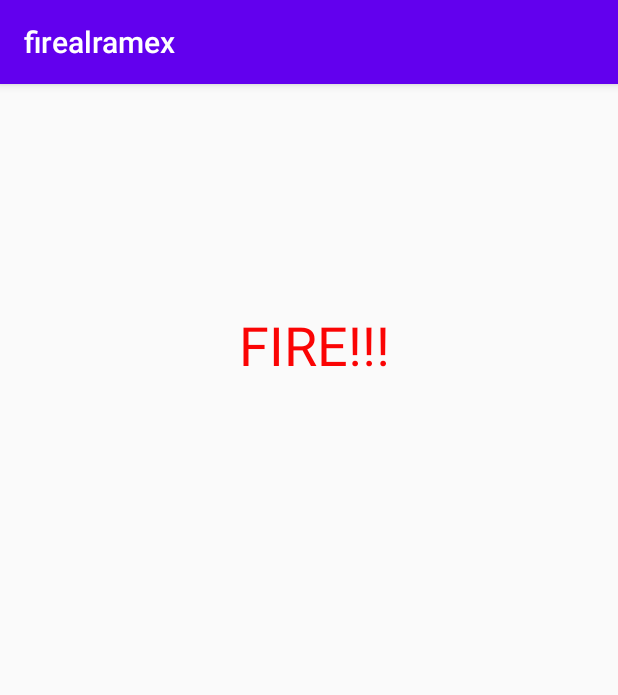
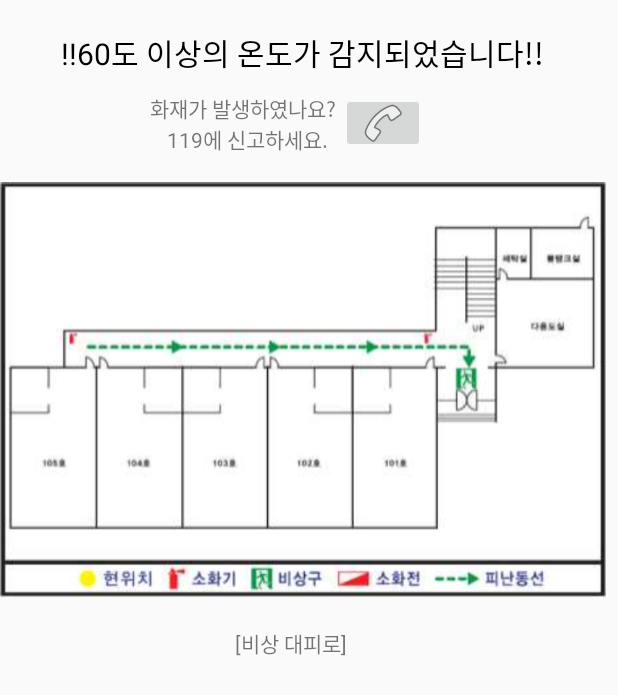
Before and after one commit to waterglasses/firealram, an Android app: the screen it shows after launch (MainActivity), on a phone screen of 412 x 824 dp. Shown: the top 695 px of the screen. Run offline under Robolectric (Android 15) with nearby library versions, the phone set to English and light mode, and no system bars.

Commit message:
call button

```diff
--- a/app/src/main/AndroidManifest.xml
+++ b/app/src/main/AndroidManifest.xml
@@ -14,7 +14,7 @@
         <activity android:name=".MainActivity">
             <intent-filter>
                 <action android:name="android.intent.action.MAIN" />
-
+                <action android:name="android.permission.CALL_PHONE" />
                 <category android:name="android.intent.category.LAUNCHER" />
             </intent-filter>
         </activity>
--- a/app/src/main/java/com/example/firealramex/MainActivity.java
+++ b/app/src/main/java/com/example/firealramex/MainActivity.java
@@ -4,9 +4,14 @@ package com.example.firealramex;
 import androidx.annotation.NonNull;
 import androidx.appcompat.app.AppCompatActivity;
 
+import android.content.Context;
 import android.content.Intent;
+import android.net.Uri;
 import android.os.Bundle;
 import android.util.Log;
+import android.view.View;
+import android.widget.Button;
+import android.widget.ImageButton;
 import android.widget.Toast;
 
 import com.google.android.gms.tasks.OnCompleteListener;
@@ -20,7 +25,19 @@ public class MainActivity extends AppCompatActivity {
         super.onCreate(savedInstanceState);
         setContentView(R.layout.activity_main);
 
-       // FirebaseMessaging.getInstance().subscribeToTopic("1");
+        ImageButton caller = (ImageButton)findViewById(R.id.caller_button);
+        //caller.setOnClickListener((View.OnClickListener) this);
+
+        caller.setOnClickListener(new View.OnClickListener() {
+            @Override
+            public void onClick(View v){
+                //인텐트 아직 배우지 않았다. 하지만 꼭 필요한 부분이다. 메인 페이지에서 다른 페이지생성 및 전환이 필요할때 사용하는 객체이다.
+                Intent mIntent = new Intent(Intent.ACTION_VIEW, Uri.parse("tel:119"));        //Uri 를 이용하여 전화를 거는기능
+                startActivity((mIntent));
+            }
+        });
+
+        //FCM
         FirebaseMessaging.getInstance().subscribeToTopic("Test");
 
         Intent intent = getIntent();
--- a/app/src/main/java/com/example/firealramex/fcmAlram.java
+++ b/app/src/main/java/com/example/firealramex/fcmAlram.java
@@ -41,8 +41,8 @@ public class fcmAlram extends FirebaseMessagingService {
 
         if (Build.VERSION.SDK_INT >= Build.VERSION_CODES.O) {
 
-            String channel = "채널";
-            String channel_nm = "채널명";
+            String channel = "fire_ditecter";
+            String channel_nm = "Fire_deteted";
 
             NotificationManager notichannel = (android.app.NotificationManager) getSystemService(Context.NOTIFICATION_SERVICE);
             NotificationChannel channelMessage = new NotificationChannel(channel, channel_nm,
--- a/app/src/main/res/layout/activity_main.xml
+++ b/app/src/main/res/layout/activity_main.xml
@@ -6,17 +6,64 @@
     android:layout_height="match_parent"
     tools:context=".MainActivity">
 
-    <TextView
-        android:layout_width="115dp"
-        android:layout_height="61dp"
-        android:text="FIRE!!!"
-        android:textColor="#FA0404"
-        android:textSize="36sp"
-        app:layout_constraintBottom_toBottomOf="parent"
-        app:layout_constraintHorizontal_bias="0.537"
-        app:layout_constraintLeft_toLeftOf="parent"
-        app:layout_constraintRight_toRightOf="parent"
-        app:layout_constraintTop_toTopOf="parent"
-        app:layout_constraintVertical_bias="0.211" />
+    <LinearLayout
+        android:layout_width="404dp"
+        android:layout_height="720dp"
+        android:orientation="vertical"
+        tools:ignore="MissingConstraints"
+        tools:layout_editor_absoluteX="2dp"
+        tools:layout_editor_absoluteY="6dp">
+
+        <TextView
+            android:layout_width="wrap_content"
+            android:layout_height="62dp"
+            android:layout_gravity="center"
+            android:paddingTop="20dp"
+            android:text="!!60도 이상의 온도가 감지되었습니다!!"
+            android:textColor="#000000"
+            android:textSize="20sp" />
+
+        <LinearLayout
+            android:layout_width="match_parent"
+            android:layout_height="40dp"
+            android:orientation="horizontal">
+
+            <TextView
+                android:id="@+id/textView3"
+                android:layout_width="wrap_content"
+                android:layout_height="wrap_content"
+                android:gravity="center|center_horizontal"
+                android:paddingLeft="100dp"
+                android:text="화재가 발생하였나요? \n 119에 신고하세요." />
+
+            <ImageButton
+                android:id="@+id/caller_button"
+                android:layout_width="wrap_content"
+                android:layout_height="wrap_content"
+                android:layout_gravity="center|center_horizontal"
+                app:srcCompat="@android:drawable/ic_menu_call"
+                tools:ignore="MissingConstraints" />
+        </LinearLayout>
+
+        <LinearLayout
+            android:layout_width="match_parent"
+            android:layout_height="match_parent"
+            android:orientation="vertical">
+
+            <ImageView
+                android:id="@+id/imageView2"
+                android:layout_width="match_parent"
+                android:layout_height="wrap_content"
+                app:srcCompat="@drawable/escape_route" />
+
+            <TextView
+                android:id="@+id/textView5"
+                android:layout_width="90dp"
+                android:layout_height="wrap_content"
+                android:layout_gravity="center_horizontal|center_vertical"
+                android:text="[비상 대피로]" />
+
+        </LinearLayout>
+    </LinearLayout>
 
 </androidx.constraintlayout.widget.ConstraintLayout>
--- a/app/src/main/res/values/colors.xml
+++ b/app/src/main/res/values/colors.xml
@@ -1,6 +1,6 @@
 <?xml version="1.0" encoding="utf-8"?>
 <resources>
-    <color name="colorPrimary">#6200EE</color>
-    <color name="colorPrimaryDark">#3700B3</color>
+    <color name="colorPrimary">#000000</color>
+    <color name="colorPrimaryDark">#000000</color>
     <color name="colorAccent">#03DAC5</color>
 </resources>
--- a/app/src/main/res/values/styles.xml
+++ b/app/src/main/res/values/styles.xml
@@ -6,6 +6,11 @@
         <item name="colorPrimary">@color/colorPrimary</item>
         <item name="colorPrimaryDark">@color/colorPrimaryDark</item>
         <item name="colorAccent">@color/colorAccent</item>
+        <!-- No Title Bar-->
+        <item name="windowActionBar">false</item>
+        <item name="windowNoTitle">true</item>
+
+
     </style>
 
 </resources>
--- a/build.gradle
+++ b/build.gradle
@@ -9,7 +9,7 @@ buildscript {
 
     }
     dependencies {
-        classpath 'com.android.tools.build:gradle:3.6.3'
+        classpath 'com.android.tools.build:gradle:4.0.0'
         classpath 'com.google.gms:google-services:4.3.3'
 
 
```
Also changed, not shown: app/src/main/res/drawable/escape_route.PNG (added), app/src/main/res/escape-v24/escape_route.PNG (added), gradle/wrapper/gradle-wrapper.properties.
